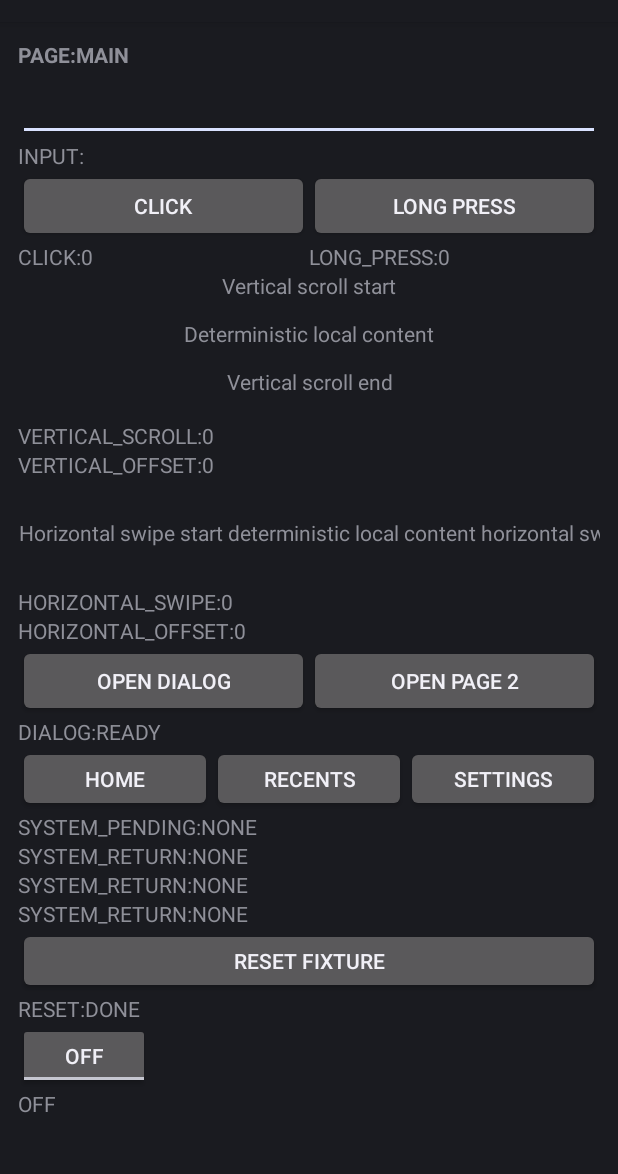
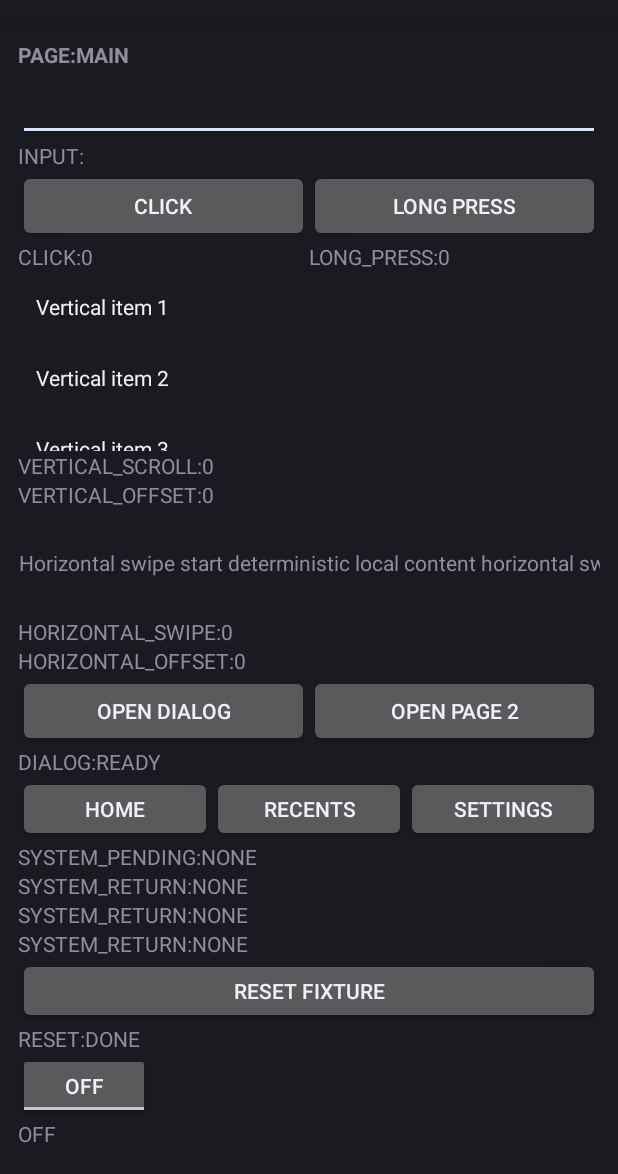
Before and after one commit to lejunyang/ai-auto-android, an Android app: the screen it shows after launch (MainActivity), on a phone screen of 412 x 824 dp, the part 62-1236 px from its top. Run offline under Robolectric (Android 15) with nearby library versions, the light colour scheme and no system bars.

Commit message:
fix(android): redesign native vertical scroll fixture
Co-authored-by: TRAE CLI <noreply@bytedance.com>

```diff
--- a/android/device-fixture/src/main/java/dev/aiauto/fixture/MainActivity.kt
+++ b/android/device-fixture/src/main/java/dev/aiauto/fixture/MainActivity.kt
@@ -10,9 +10,14 @@ import android.content.Intent
 import android.os.Bundle
 import android.text.Editable
 import android.text.TextWatcher
+import android.view.LayoutInflater
 import android.view.View
+import android.view.ViewGroup
+import android.widget.AbsListView
+import android.widget.BaseAdapter
 import android.widget.EditText
 import android.widget.HorizontalScrollView
+import android.widget.ListView
 import android.widget.TextView
 import android.widget.ToggleButton
 
@@ -74,21 +79,32 @@ class MainActivity : Activity() {
     }
 
     private fun bindVerticalScroll() {
-        val target = findViewById<DeterministicScrollView>(R.id.vertical_scroll_target)
-        renderOffset(R.id.vertical_scroll_offset, "VERTICAL_OFFSET", target.scrollY)
-        target.setOnScrollChangeListener {
-                _: View,
-                _: Int,
-                scrollY: Int,
-                _: Int,
-                oldScrollY: Int,
-            ->
-            if (scrollY != oldScrollY) {
-                state.recordVerticalScroll()
-                renderOffset(R.id.vertical_scroll_offset, "VERTICAL_OFFSET", scrollY)
+        val target = findViewById<ListView>(R.id.vertical_scroll_target)
+        target.adapter = VerticalScrollAdapter()
+        renderOffset(R.id.vertical_scroll_offset, "VERTICAL_OFFSET", 0)
+        target.setOnScrollListener(object : AbsListView.OnScrollListener {
+            override fun onScrollStateChanged(view: AbsListView?, scrollState: Int) = Unit
+
+            override fun onScroll(
+                view: AbsListView,
+                firstVisibleItem: Int,
+                visibleItemCount: Int,
+                totalItemCount: Int,
+            ) {
+                val firstChild = view.getChildAt(0) ?: return
+                val offset = VerticalListOffset.calculate(
+                    firstVisiblePosition = firstVisibleItem,
+                    firstChildTop = firstChild.top,
+                    listPaddingTop = view.paddingTop,
+                    itemExtent = firstChild.height,
+                )
+                renderOffset(R.id.vertical_scroll_offset, "VERTICAL_OFFSET", offset)
+                if (offset > 0) {
+                    state.recordVerticalScroll()
+                }
                 render()
             }
-        }
+        })
     }
 
     private fun bindHorizontalSwipe() {
@@ -154,7 +170,7 @@ class MainActivity : Activity() {
 
     private fun bindReset() {
         findViewById<View>(R.id.reset_target).setOnClickListener {
-            findViewById<DeterministicScrollView>(R.id.vertical_scroll_target).scrollTo(0, 0)
+            findViewById<ListView>(R.id.vertical_scroll_target).setSelection(0)
             findViewById<HorizontalScrollView>(R.id.horizontal_swipe_target).scrollTo(0, 0)
             state.reset()
             renderOffset(R.id.vertical_scroll_offset, "VERTICAL_OFFSET", 0)
@@ -217,6 +233,33 @@ class MainActivity : Activity() {
     private fun renderOffset(id: Int, prefix: String, offset: Int) {
         text(id, "$prefix:$offset")
     }
+
+    /**
+     * 功能用途：生成固定数量、固定高度且语义稳定的本地列表行，不读取或持久化外部数据。
+     */
+    private inner class VerticalScrollAdapter : BaseAdapter() {
+        override fun getCount(): Int = VERTICAL_ITEM_COUNT
+
+        override fun getItem(position: Int): Int = position
+
+        override fun getItemId(position: Int): Long = position.toLong()
+
+        override fun getView(position: Int, convertView: View?, parent: ViewGroup): View {
+            val label = (convertView as? TextView) ?: LayoutInflater.from(this@MainActivity)
+                .inflate(R.layout.vertical_scroll_item, parent, false) as TextView
+            val itemNumber = position + 1
+            label.text = getString(R.string.vertical_scroll_item_label, itemNumber)
+            label.contentDescription = getString(
+                R.string.vertical_scroll_item_description,
+                itemNumber,
+            )
+            return label
+        }
+    }
+
+    private companion object {
+        const val VERTICAL_ITEM_COUNT = 12
+    }
 }
 
 /**
--- /dev/null
+++ b/android/device-fixture/src/main/java/dev/aiauto/fixture/VerticalListOffset.kt
@@ -0,0 +1,22 @@
+package dev.aiauto.fixture
+
+/**
+ * 功能用途：根据列表可见行位置计算稳定的纵向逻辑偏移，防止设备后置状态退化为固定零值。
+ */
+
+object VerticalListOffset {
+    fun calculate(
+        firstVisiblePosition: Int,
+        firstChildTop: Int,
+        listPaddingTop: Int,
+        itemExtent: Int,
+    ): Int {
+        require(firstVisiblePosition >= 0)
+        require(itemExtent > 0)
+        return (
+            firstVisiblePosition * itemExtent +
+                listPaddingTop -
+                firstChildTop
+        ).coerceAtLeast(0)
+    }
+}
--- a/android/device-fixture/src/main/res/layout/activity_main.xml
+++ b/android/device-fixture/src/main/res/layout/activity_main.xml
@@ -74,20 +74,14 @@
                 android:text="@string/long_press_initial_state" />
         </LinearLayout>
 
-        <dev.aiauto.fixture.DeterministicScrollView
+        <ListView
             android:id="@+id/vertical_scroll_target"
             android:layout_width="match_parent"
-            android:layout_height="100dp"
+            android:layout_height="120dp"
             android:contentDescription="@string/vertical_scroll_target_description"
-            android:fillViewport="false"
-            android:scrollbars="vertical">
-
-            <TextView
-                android:layout_width="match_parent"
-                android:layout_height="240dp"
-                android:gravity="center"
-                android:text="@string/vertical_scroll_content" />
-        </dev.aiauto.fixture.DeterministicScrollView>
+            android:divider="@android:color/transparent"
+            android:dividerHeight="0dp"
+            android:scrollbars="vertical" />
 
         <TextView
             android:id="@+id/vertical_scroll_state"
--- /dev/null
+++ b/android/device-fixture/src/main/res/layout/vertical_scroll_item.xml
@@ -0,0 +1,9 @@
+<?xml version="1.0" encoding="utf-8"?>
+<!-- 配置用途：提供固定高度和稳定 resource ID 的列表行，使纵向逻辑 offset 可重复计算。 -->
+<TextView xmlns:android="http://schemas.android.com/apk/res/android"
+    android:id="@+id/vertical_scroll_item_label"
+    android:layout_width="match_parent"
+    android:layout_height="48dp"
+    android:gravity="center_vertical"
+    android:paddingHorizontal="12dp"
+    android:textAppearance="@android:style/TextAppearance.Material.Body1" />
--- a/android/device-fixture/src/main/res/values/strings.xml
+++ b/android/device-fixture/src/main/res/values/strings.xml
@@ -21,7 +21,8 @@
     <string name="long_press_state_description">Fixture long press state</string>
     <string name="long_press_initial_state">LONG_PRESS:0</string>
     <string name="vertical_scroll_target_description">Fixture vertical scroll target</string>
-    <string name="vertical_scroll_content">Vertical scroll start\n\nDeterministic local content\n\nVertical scroll end</string>
+    <string name="vertical_scroll_item_description">Fixture vertical scroll item %1$d</string>
+    <string name="vertical_scroll_item_label">Vertical item %1$d</string>
     <string name="vertical_scroll_state_description">Fixture vertical scroll state</string>
     <string name="vertical_scroll_initial_state">VERTICAL_SCROLL:0</string>
     <string name="vertical_scroll_offset_description">Fixture vertical scroll offset</string>
```
Also changed, not shown: android/device-fixture/src/main/java/dev/aiauto/fixture/DeterministicScrollView.kt (deleted, +0 -65 lines), 7 other files.
